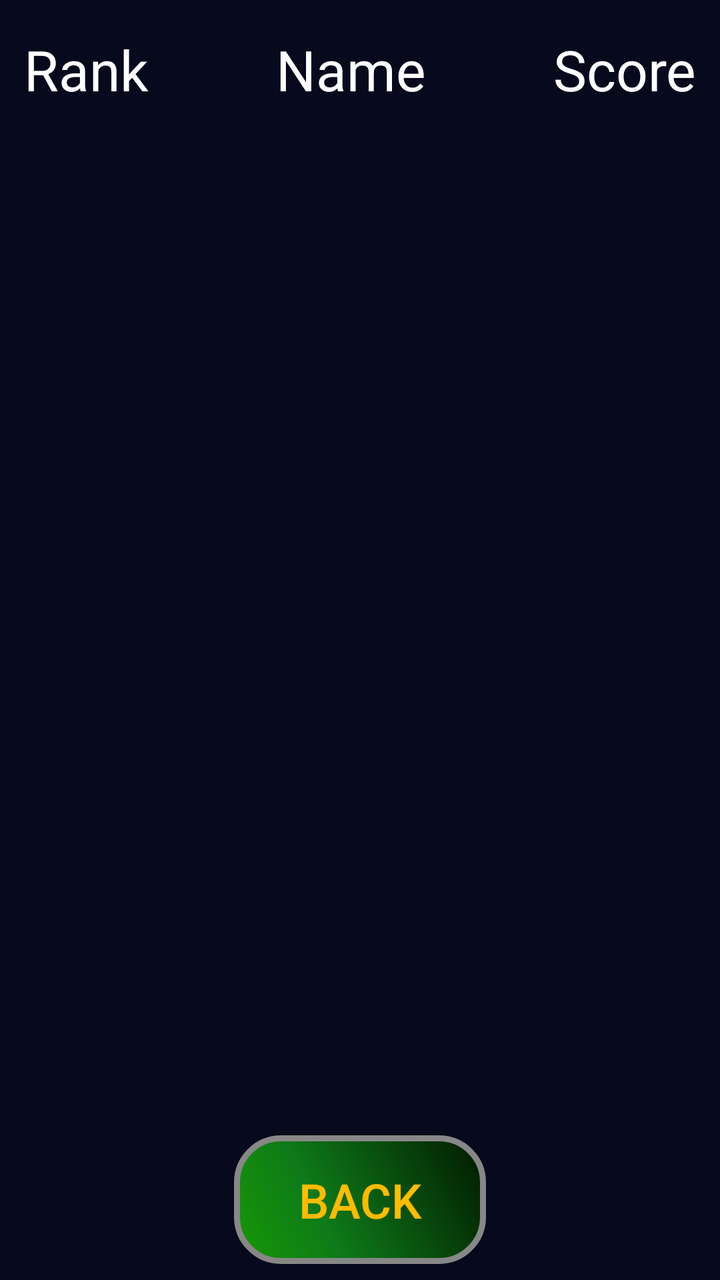
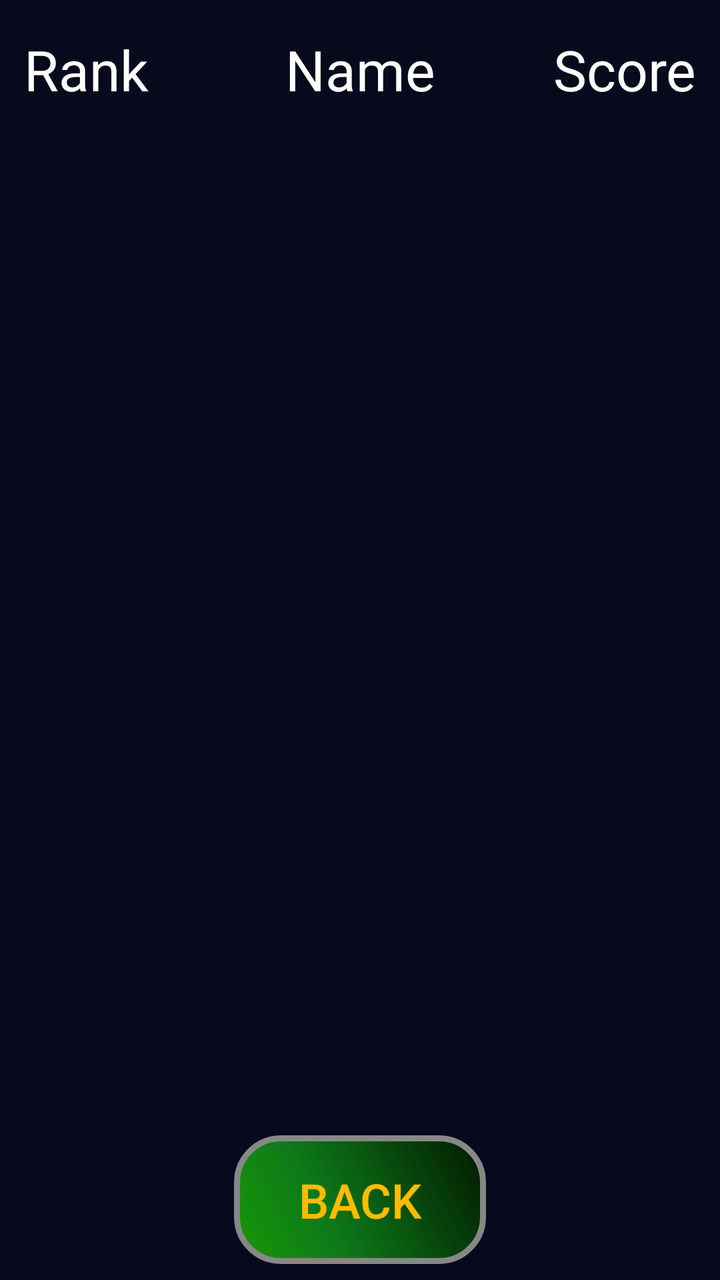

An Android layout rendered at two revisions. The XML below is the earlier revision; the diff shows what the commit changed to produce the second picture.
<!-- AndroidManifest.xml: application theme AppTheme -->
<!-- res/layout/highscores.xml -->
<?xml version="1.0" encoding="utf-8"?>
<LinearLayout xmlns:android="http://schemas.android.com/apk/res/android"
              android:orientation="vertical"
              android:layout_width="match_parent"
              android:layout_height="match_parent"
              android:clickable="false">
    <LinearLayout
            android:orientation="horizontal"
            android:layout_width="match_parent"
            android:layout_height="wrap_content"
            android:layout_marginTop="16dp">
        <TextView
                android:layout_width="wrap_content"
                android:layout_height="wrap_content"
                android:text="@string/rank"
                android:textColor="@color/white"
                android:textSize="28sp"
                android:textAlignment="viewStart"
                android:id="@+id/table_rank"
                android:enabled="true"
                android:gravity="start|center_vertical"
                android:maxLines="1"
                android:paddingLeft="12dp"
                android:paddingStart="12dp"/>
        <TextView
                android:layout_width="0dp"
                android:layout_height="wrap_content"
                android:layout_weight="1"
                android:text="@string/name"
                android:id="@+id/table_name"
                android:textColor="@color/white"
                android:textSize="28sp"
                android:textAlignment="center"
                android:enabled="true"
                android:gravity="center_horizontal"
                android:maxLines="1"/>
        <TextView
                android:layout_width="wrap_content"
                android:layout_height="wrap_content"
                android:text="@string/score"
                android:id="@+id/table_score"
                android:textColor="@color/white"
                android:textSize="28sp"
                android:textAlignment="viewEnd"
                android:enabled="true"
                android:gravity="end|center_vertical"
                android:maxLines="1"
                android:paddingEnd="12dp"
                android:paddingRight="12dp"/>
    </LinearLayout>
    <FrameLayout
            android:layout_width="match_parent"
            android:layout_height="0dp"
            android:layout_weight="1">
        <androidx.recyclerview.widget.RecyclerView
                android:id="@+id/highscore_list"
                android:layout_width="match_parent"
                android:layout_height="match_parent"
                android:clipToPadding="false"
                android:paddingTop="16dp"/>
        <TextView
                android:id="@+id/empty_highscores_view"
                android:layout_width="match_parent"
                android:layout_height="wrap_content"
                android:layout_gravity="top"
                android:gravity="center"
                android:paddingTop="40dp"
                android:text="@string/empty_highscores"
                android:textColor="@color/white"
                android:textSize="25sp"
                android:visibility="gone"/>
    </FrameLayout>
    <Button
                    style="?android:attr/buttonBarButtonStyle"
            android:id="@+id/highscore_back_button"
            android:layout_width="wrap_content"
            android:layout_height="wrap_content"
            android:layout_gravity="center_horizontal"
            android:layout_margin="8sp"
            android:background="@drawable/button"
            android:clickable="true"
            android:enabled="true"
            android:focusable="true"
            android:onClick="backToMenu"
            android:text="@string/back_to_menu"
            android:textColor="@color/gold"
            android:textSize="24sp"/>
</LinearLayout>
<!-- resources referenced by this layout -->
<resources>
  <color name="gold">#FFBB00</color>
  <color name="white">#ffffff</color>
  <!-- drawable button (drawable) -->
  <?xml version="1.0" encoding="utf-8"?>
  <shape xmlns:android="http://schemas.android.com/apk/res/android" android:shape="rectangle" >
      <corners android:radius="22dp"/>
      <gradient
          android:angle="45"
          android:centerX="35%"
          android:centerColor="#0E7A19"
          android:startColor="#179805"
          android:endColor="#021900"
          android:type="linear"/>
      <padding
          android:left="32sp"
          android:top="16sp"
          android:right="32sp"
          android:bottom="16sp"/>
      <stroke
          android:width="3dp"
          android:color="#878787"/>
  </shape>
  <string name="back_to_menu">Back</string>
  <string name="empty_highscores">🏆 No highscores yet – grab first place!</string>
  <string name="name">Name</string>
  <string name="rank">Rank</string>
  <string name="score">Score</string>
  <style name="AppTheme" parent="Base.Theme.AppCompat.Light.DarkActionBar">
          <item name="android:windowBackground">@color/black</item>
      </style>
  <color name="black">#07091C</color>
</resources>

<!-- the commit's change to res/layout/highscores.xml (unified diff, before → after) -->
@@ -20,6 +20,7 @@
                 android:enabled="true"
                 android:gravity="start|center_vertical"
                 android:maxLines="1"
+                android:minEms="4"
                 android:paddingLeft="12dp"
                 android:paddingStart="12dp"/>
         <TextView
@@ -45,6 +46,7 @@
                 android:enabled="true"
                 android:gravity="end|center_vertical"
                 android:maxLines="1"
+                android:minEms="4"
                 android:paddingEnd="12dp"
                 android:paddingRight="12dp"/>
     </LinearLayout>
